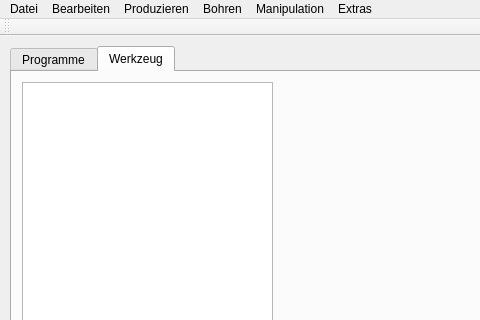
This is mainwindow.ui in TischlerWilly/iwop as Qt 5 draws it before an edit; both pictures show x 0 to 480 and y 0 to 320 of the 807 by 618 pixel window. The edited form follows.
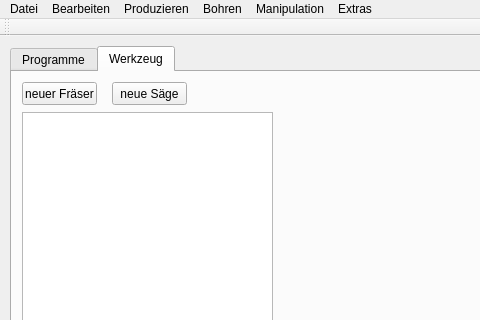
This is the edited form. The open tabs and pages were chosen to show the change.

The edit to the form file:
```diff
--- a/mainwindow.ui
+++ b/mainwindow.ui
@@ -52,12 +52,38 @@
       <property name="geometry">
        <rect>
         <x>10</x>
-        <y>10</y>
+        <y>40</y>
         <width>251</width>
-        <height>391</height>
+        <height>361</height>
        </rect>
       </property>
      </widget>
+     <widget class="QPushButton" name="pushButton_MakeFraeser">
+      <property name="geometry">
+       <rect>
+        <x>10</x>
+        <y>10</y>
+        <width>75</width>
+        <height>23</height>
+       </rect>
+      </property>
+      <property name="text">
+       <string>neuer Fräser</string>
+      </property>
+     </widget>
+     <widget class="QPushButton" name="pushButton_MakeSaege">
+      <property name="geometry">
+       <rect>
+        <x>100</x>
+        <y>10</y>
+        <width>75</width>
+        <height>23</height>
+       </rect>
+      </property>
+      <property name="text">
+       <string>neue Säge</string>
+      </property>
+     </widget>
     </widget>
    </widget>
   </widget>
```
